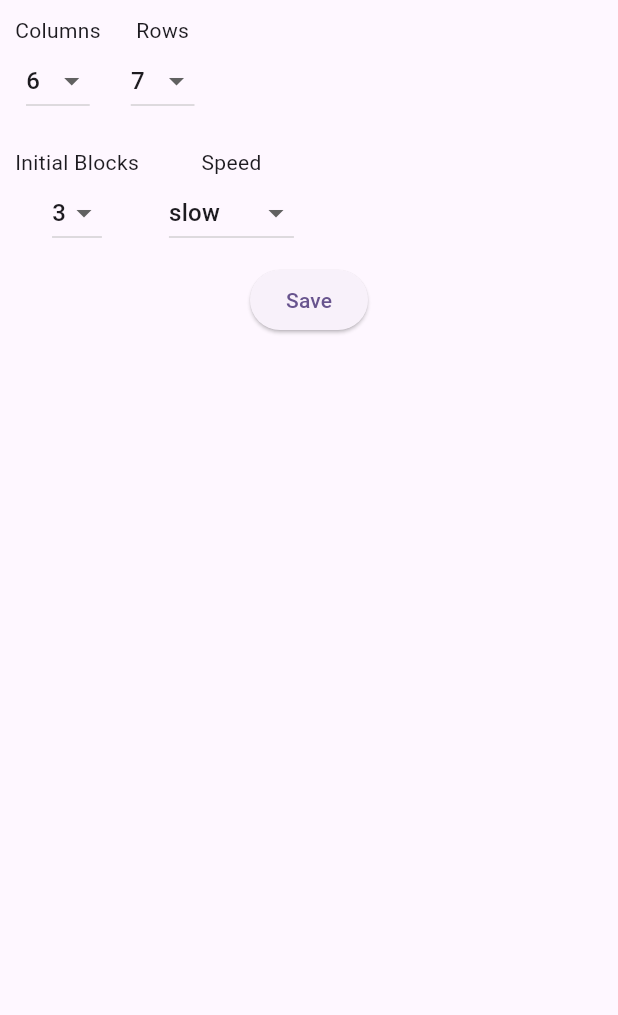
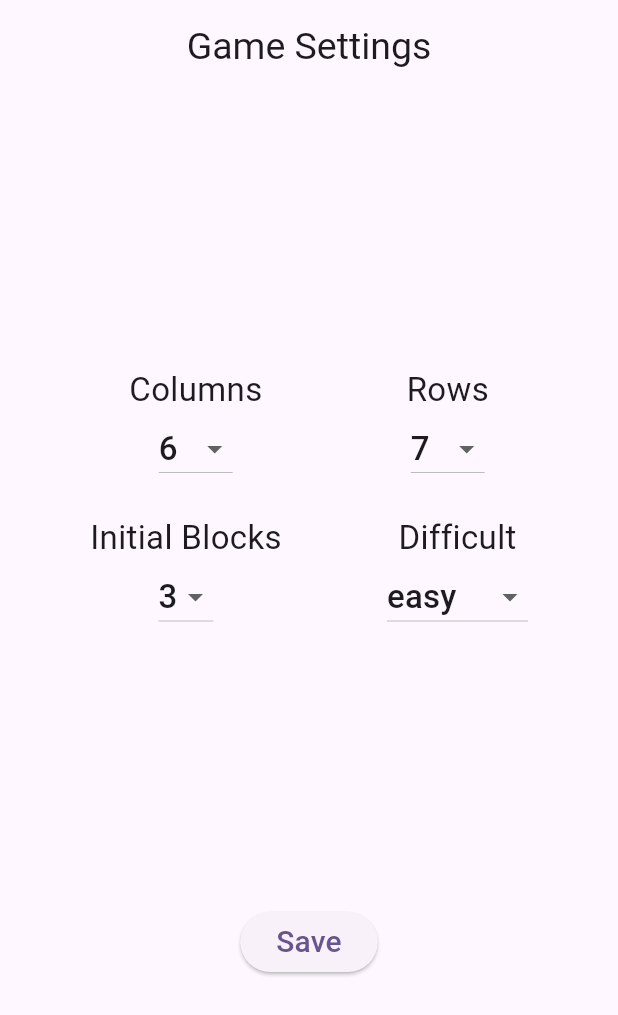
Before and after one commit to kiicodes/flutter_stacker_game, a Flutter app: the SettingsScreen screen opened directly, on a phone screen of 412 x 824 dp. Shown: the top 1015 px of the screen. Run offline on Flutter 3.47's test engine with Material 2 defaults, Android fonts, the phone set to English and light mode, and no system bars.

Commit message:
Layout changes in Settings screen and game drawer

```diff
--- a/lib/app_game/app_game_screen.dart
+++ b/lib/app_game/app_game_screen.dart
@@ -38,14 +38,16 @@ class _AppGameScreenState extends State<AppGameScreen> {
                   ),
                   Expanded(
                       child: LayoutBuilder(builder: (_, constraints) {
-                        Game.configure(constraints.maxWidth, constraints.maxHeight);
+                        Game.configure(constraints.maxWidth - 20, constraints.maxHeight - 20);
                         return Center(
                           child: Stack(
                             children: [
-                              SizedBox(
-                                height: Game.gameHeight(),
-                                width: constraints.maxWidth,
-                                child: GridView.count(
+                              Center(
+                                child: SizedBox(
+                                  height: Game.gameHeight(),
+                                  width: Game.gameWidth(),
+                                  child: GridView.count(
+                                    physics: const NeverScrollableScrollPhysics(),
                                     crossAxisCount: Game.config().columns,
                                     children: List.generate(Game.countItems(), (index) {
                                       final reversedIndex = (Game.countItems() - 1) - index;
@@ -56,6 +58,7 @@ class _AppGameScreenState extends State<AppGameScreen> {
                                         return const FilledBlock();
                                       }
                                     })
+                                  ),
                                 ),
                               ),
                               !showWinner && !showLose ? const SizedBox() : SizedBox(
--- a/lib/screens/components/number_selector.dart
+++ b/lib/screens/components/number_selector.dart
@@ -1,4 +1,7 @@
 import 'package:flutter/material.dart';
+
+TextStyle dropdownMenuItemStyle = const TextStyle(fontSize: 22);
+TextStyle dropdownLabelStyle = const TextStyle(fontSize: 22);
 
 class NumberSelector extends StatelessWidget {
   final String label;
@@ -14,11 +17,11 @@ class NumberSelector extends StatelessWidget {
       padding: const EdgeInsets.all(10),
       child: Column(
         children: [
-          Text(label),
+          Text(label, style: dropdownLabelStyle,),
           DropdownButton(
             value: selectedValue,
             items: [
-              for (int i = minNumber; i <= maxNumber; i++) DropdownMenuItem(value: i, child: Text("$i")),
+              for (int i = minNumber; i <= maxNumber; i++) DropdownMenuItem(value: i, child: Text("$i", style: dropdownMenuItemStyle,)),
             ],
             onChanged: onChange,
           )
--- a/lib/screens/components/speed_selector.dart
+++ b/lib/screens/components/speed_selector.dart
@@ -1,4 +1,5 @@
 import 'package:flutter/material.dart';
+import 'package:stacker_game/screens/components/number_selector.dart';
 
 class SpeedSelector extends StatelessWidget {
   final Function(int?) onChange;
@@ -11,13 +12,13 @@ class SpeedSelector extends StatelessWidget {
       padding: const EdgeInsets.all(10),
       child: Column(
         children: [
-          const Text("Speed"),
+          Text("Difficult", style: dropdownLabelStyle,),
           DropdownButton(
             value: selectedValue,
-            items: const [
-              DropdownMenuItem(value: 0, child: Text("slow")),
-              DropdownMenuItem(value: 1, child: Text("medium")),
-              DropdownMenuItem(value: 2, child: Text("fast")),
+            items: [
+              DropdownMenuItem(value: 0, child: Text("easy", style: dropdownMenuItemStyle,)),
+              DropdownMenuItem(value: 1, child: Text("normal", style: dropdownMenuItemStyle)),
+              DropdownMenuItem(value: 2, child: Text("hard", style: dropdownMenuItemStyle)),
             ],
             onChanged: onChange,
           )
--- a/lib/screens/settings_screen.dart
+++ b/lib/screens/settings_screen.dart
@@ -23,8 +23,14 @@ class _SettingsScreenState extends State<SettingsScreen> {
       body: SafeArea(
         child: Column(
           children: [
+            Padding(
+              padding: const EdgeInsets.all(15),
+              child: Text("Game Settings", style: Theme.of(context).textTheme.titleLarge!.copyWith(fontSize: 25),),
+            ),
+            const Spacer(),
             Row(
               children: [
+                const Spacer(),
                 NumberSelector(
                   selectedValue: columns,
                   label: "Columns",
@@ -39,6 +45,7 @@ class _SettingsScreenState extends State<SettingsScreen> {
                     });
                   }
                 ),
+                const Spacer(),
                 NumberSelector(
                     selectedValue: rows,
                     label: "Rows",
@@ -50,10 +57,12 @@ class _SettingsScreenState extends State<SettingsScreen> {
                       });
                     }
                 ),
+                const Spacer()
               ],
             ),
             Row(
               children: [
+                const Spacer(),
                 NumberSelector(
                   selectedValue: initialBlocks,
                   label: "Initial Blocks",
@@ -65,6 +74,7 @@ class _SettingsScreenState extends State<SettingsScreen> {
                     });
                   }
                 ),
+                const Spacer(),
                 SpeedSelector(
                   selectedValue: speed,
                   onChange: (newValue) {
@@ -72,9 +82,11 @@ class _SettingsScreenState extends State<SettingsScreen> {
                       speed = newValue!;
                     });
                   }
-                )
+                ),
+                const Spacer(),
               ],
             ),
+            const Spacer(),
             ElevatedButton(
               onPressed: () {
                 Game.setConfig(
@@ -87,8 +99,9 @@ class _SettingsScreenState extends State<SettingsScreen> {
                 );
                 Navigator.of(context).pop();
               },
-              child: const Text("Save")
-            )
+              child: const Text("Save", style: TextStyle(fontSize: 20),)
+            ),
+            const Spacer()
           ],
         ),
       ),
```
Also changed, not shown: lib/static_classes/game.dart (+8 -5 lines).
